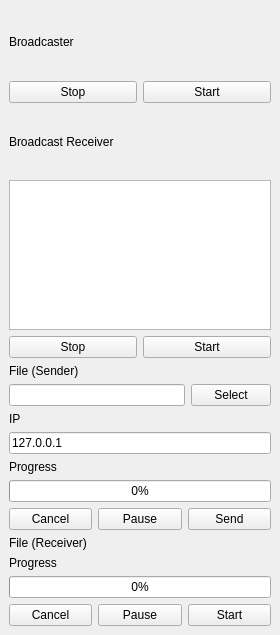
Above: src/FileePrototype/mainwindow.ui from RapDoodle/Filee before the change. Below: the same form after it.
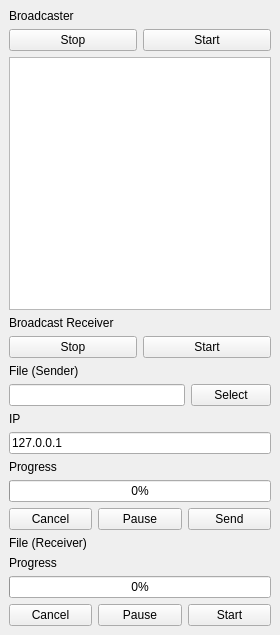
That is the form after the change.

Commit message: List view of online devices

What changed in the file:
```diff
--- a/src/FileePrototype/mainwindow.ui
+++ b/src/FileePrototype/mainwindow.ui
@@ -47,6 +47,9 @@
         </item>
        </layout>
       </item>
+      <item>
+       <widget class="QTableView" name="onlineDevicesTableView"/>
+      </item>
       <item>
        <widget class="QLabel" name="label_2">
         <property name="font">
@@ -59,16 +62,6 @@
         </property>
        </widget>
       </item>
-      <item>
-       <widget class="QPlainTextEdit" name="receivedBroadcastMessage">
-        <property name="maximumSize">
-         <size>
-          <width>16777215</width>
-          <height>150</height>
-         </size>
-        </property>
-       </widget>
-      </item>
       <item>
        <layout class="QHBoxLayout" name="horizontalLayout_2">
         <item>
```
The commit also changes 8 other files.
